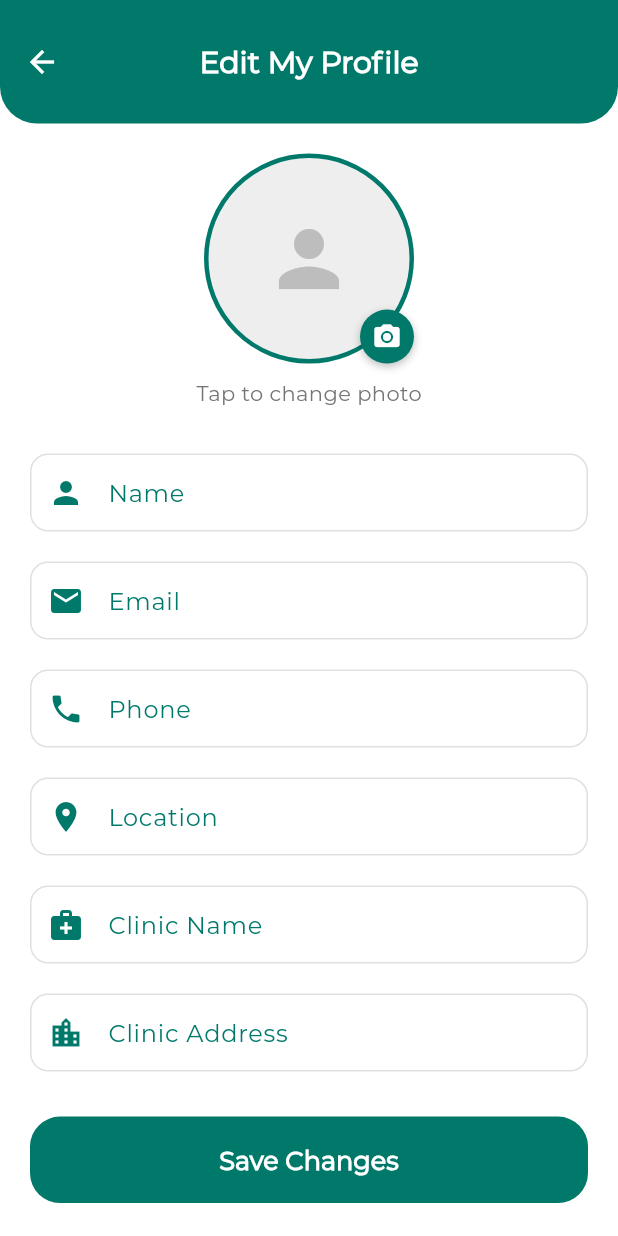
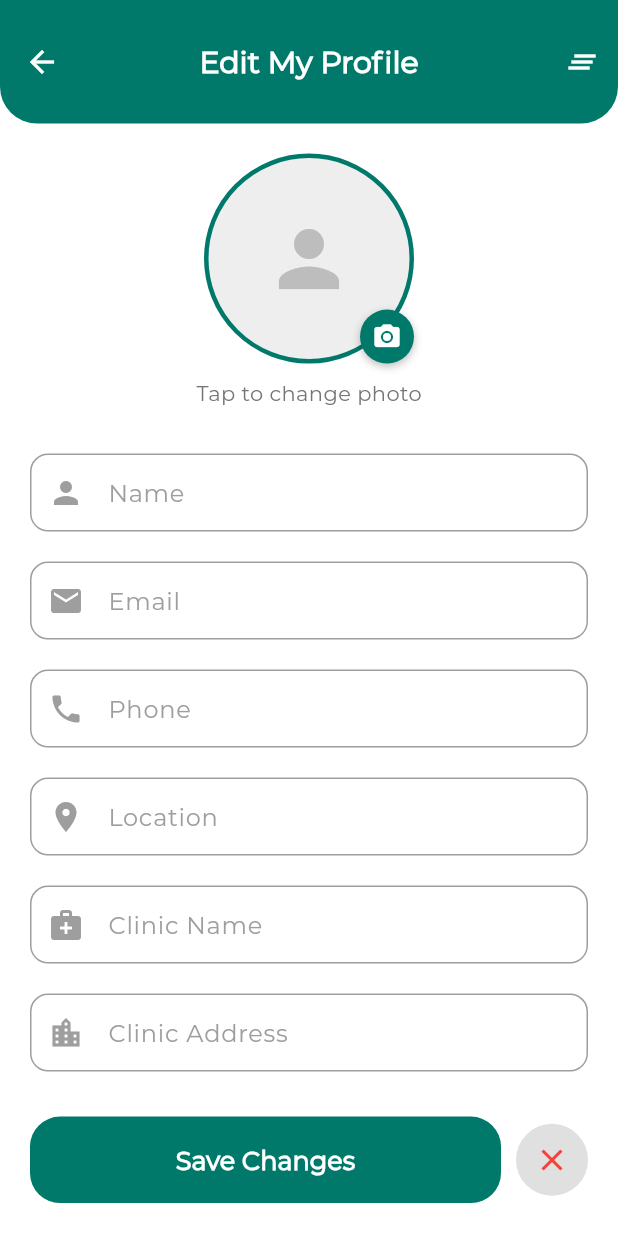
Before and after one commit to Hadel123BrIT/doctor_ouzoune, a Flutter app: the MyProfileScreen screen opened by its route, scrolled down 256 dp, after a tap on "Update my profile", on a phone screen of 412 x 824 dp. Run offline on Flutter 3.47's test engine with Material 3 defaults, Android fonts, the phone set to English and light mode, and no system bars; our stand-ins replace animated_bottom_navigation_bar, dio, firebase_core, firebase_messaging, flutter_local_notifications, flutter_otp_text_field and 10 more; accounts and stored records are empty; network calls fail.

Commit message:
add some updates about myProfile_screen

```diff
--- a/lib/routes/app_routes.dart
+++ b/lib/routes/app_routes.dart
@@ -22,4 +22,5 @@
   static const procedure_detail='/procedure_detail';
   static const rate='/rate';
   static const notifications='/notifications';
+
  }
--- a/lib/views/myProfile/myProfile_screen/EditProfileScreen .dart
+++ b/lib/views/myProfile/myProfile_screen/EditProfileScreen .dart
@@ -5,12 +5,13 @@ import 'package:ouzoun/Widgets/custom_button.dart';
 import 'package:ouzoun/core/constants/app_colors.dart';
 import 'package:ouzoun/core/constants/app_images.dart';
 
+import '../myProfile_controller/editProfile_controller .dart';
 import '../myProfile_controller/myProfile_controller.dart';
 import '../widget/BuildEditableProfileItem .dart';
 
 class EditProfileScreen extends StatelessWidget {
   EditProfileScreen({super.key});
-  final controller = Get.find<MyProfileController>();
+  final EditProfileController controller = Get.put(EditProfileController());
   final _formKey = GlobalKey<FormState>();
 
   @override
@@ -38,6 +39,13 @@ class EditProfileScreen extends StatelessWidget {
         ),
         backgroundColor: AppColors.primaryGreen,
         centerTitle: true,
+        actions: [
+          IconButton(
+            icon: Icon(Icons.clear_all, color: Colors.white),
+            onPressed: () => controller.clearAllFields(),
+            tooltip: 'Clear all fields',
+          ),
+        ],
       ),
       body: Obx(() {
         if (controller.isLoading.value) {
@@ -58,21 +66,37 @@ class EditProfileScreen extends StatelessWidget {
             padding: EdgeInsets.all(20),
             child: Column(
               children: [
-
                 _buildProfileImageSection(context),
                 SizedBox(height: 30),
+                _buildEditableFields(),
+                SizedBox(height: 30),
+                Row(
+                  children: [
+                    Expanded(
+                      child: CustomButton(
+                        onTap: () {
 
-                _buildEditableFields(),
+                            controller.updateProfile();
 
-                SizedBox(height: 30),
-                CustomButton(
-                  onTap: () {
-                    if (_formKey.currentState!.validate()) {
-                      controller.updateProfile();
-                    }
-                  },
-                  text: "Save Changes",
-                  color: AppColors.primaryGreen,
+                        },
+                        text: "Save Changes",
+                        color: AppColors.primaryGreen,
+                      ),
+                    ),
+                    SizedBox(width: 10),
+
+                    Container(
+                      decoration: BoxDecoration(
+                        shape: BoxShape.circle,
+                        color: Colors.grey[300],
+                      ),
+                      child: IconButton(
+                        icon: Icon(Icons.clear, color: Colors.red),
+                        onPressed: () => controller.clearAllFields(),
+                        tooltip: 'Clear all fields',
+                      ),
+                    ),
+                  ],
                 ),
                 SizedBox(height: 20),
               ],
@@ -149,30 +173,8 @@ class EditProfileScreen extends StatelessWidget {
           fit: BoxFit.cover,
         ),
       );
-    } else if (controller.profileImagePath.value.isNotEmpty) {
-      return ClipOval(
-        child: Image.network(
-          controller.profileImagePath.value,
-          width: 120,
-          height: 120,
-          fit: BoxFit.cover,
-          loadingBuilder: (context, child, loadingProgress) {
-            if (loadingProgress == null) return child;
-            return Center(
-              child: CircularProgressIndicator(
-                value: loadingProgress.expectedTotalBytes != null
-                    ? loadingProgress.cumulativeBytesLoaded /
-                    loadingProgress.expectedTotalBytes!
-                    : null,
-              ),
-            );
-          },
-          errorBuilder: (context, error, stackTrace) {
-            return Icon(Icons.person, size: 60, color: Colors.grey[400]);
-          },
-        ),
-      );
     } else {
+      // لا نعرض الصورة القديمة، نعرض أيقونة افتراضية فقط
       return Icon(Icons.person, size: 60, color: Colors.grey[400]);
     }
   }
--- a/lib/views/myProfile/myProfile_screen/myProfile_screen.dart
+++ b/lib/views/myProfile/myProfile_screen/myProfile_screen.dart
@@ -68,6 +68,15 @@ class MyProfileScreen extends StatelessWidget {
                       child: _buildProfileImage(),
                     ),
                     SizedBox(height: context.height * 0.03),
+
+                    if (controller.isLoading.value)
+                      Padding(
+                        padding: const EdgeInsets.all(16.0),
+                        child: CircularProgressIndicator(
+                          color: AppColors.primaryGreen,
+                        ),
+                      )
+                    else
                       Padding(
                         padding: EdgeInsets.symmetric(horizontal: context.width * 0.05),
                         child: Column(
@@ -132,6 +141,7 @@ class MyProfileScreen extends StatelessWidget {
               ),
             ),
           ),
+
         ],
       )),
     );
--- a/lib/views/myProfile/widget/BuildEditableProfileItem .dart
+++ b/lib/views/myProfile/widget/BuildEditableProfileItem .dart
@@ -32,20 +32,20 @@ class BuildEditableProfileItem extends StatelessWidget {
         labelText: title,
         labelStyle: TextStyle(
           fontFamily: 'Montserrat',
-          color: AppColors.primaryGreen
+          color: Colors.grey
         ),
-        prefixIcon: Icon(icon, color: AppColors.primaryGreen),
+        prefixIcon: Icon(icon, color: Colors.grey),
         border: OutlineInputBorder(
           borderRadius: BorderRadius.circular(12),
-          borderSide: BorderSide(color: Colors.grey[300]!),
+          borderSide: BorderSide(color: Colors.grey!),
         ),
         enabledBorder: OutlineInputBorder(
           borderRadius: BorderRadius.circular(12),
-          borderSide: BorderSide(color: Colors.grey[300]!),
+          borderSide: BorderSide(color: Colors.grey!),
         ),
         focusedBorder: OutlineInputBorder(
           borderRadius: BorderRadius.circular(12),
-          borderSide: BorderSide(color: AppColors.primaryGreen, width: 2),
+          borderSide: BorderSide(color: Colors.grey, width: 2),
         ),
         contentPadding: EdgeInsets.symmetric(horizontal: 16, vertical: 14),
       ),
```
Also changed, not shown: lib/views/myProfile/myProfile_controller/editProfile_controller .dart (added, +75 -0 lines), lib/views/myProfile/myProfile_controller/myProfile_controller.dart (+30 -6 lines). Lines whose indentation alone changed are shown as unchanged.
